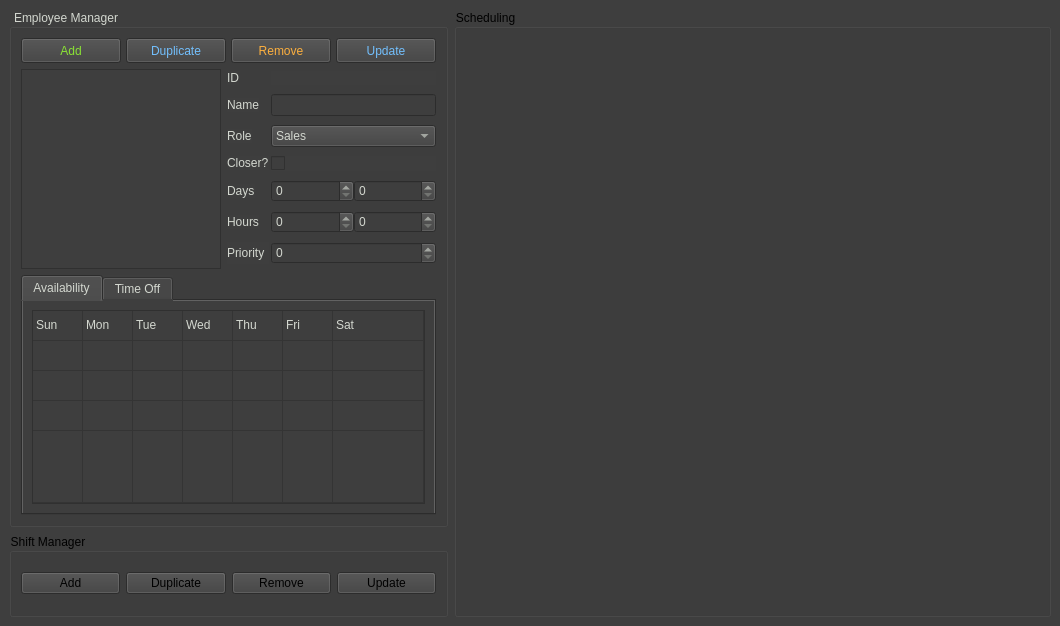
The window that autoschedservice.ui (smigii/AutoSchedService) describes before a commit, drawn with Qt 5.
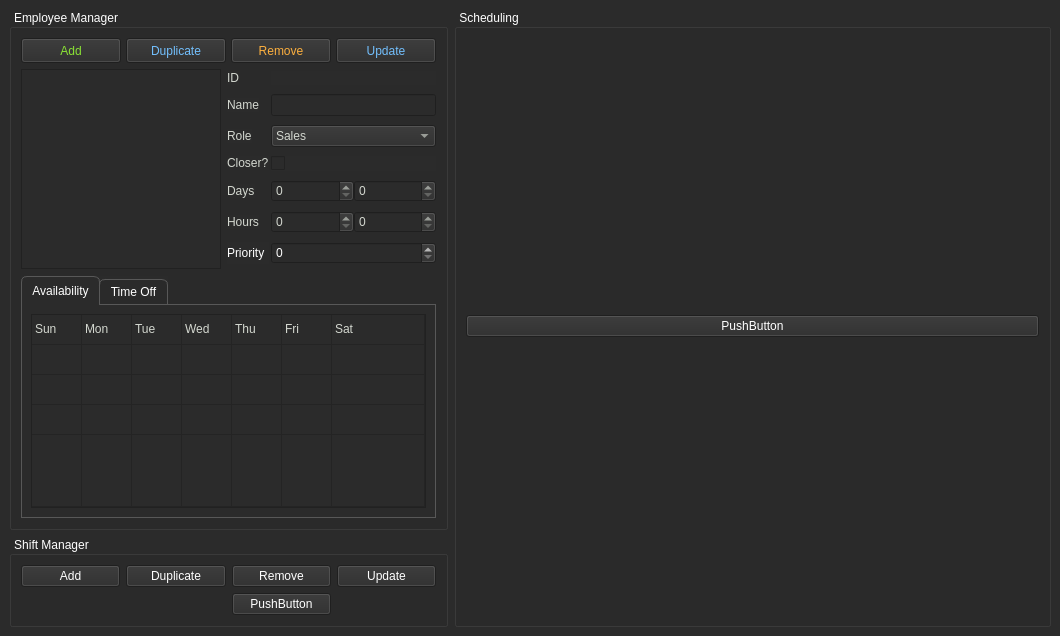
The same window after the commit.

```diff
--- a/autoschedservice.ui
+++ b/autoschedservice.ui
@@ -17,10 +17,10 @@
    </sizepolicy>
   </property>
   <property name="windowTitle">
-   <string>autoschedservice</string>
+   <string>The Automated Scheduling Service</string>
   </property>
   <property name="styleSheet">
-   <string notr="true">background-color: rgb(62, 62, 62);</string>
+   <string notr="true">background-color: rgb(43, 43, 43);</string>
   </property>
   <widget class="QWidget" name="centralwidget">
    <layout class="QGridLayout" name="gridLayout">
@@ -33,7 +33,7 @@
        </sizepolicy>
       </property>
       <property name="styleSheet">
-       <string notr="true">color: rgb(211, 215, 207);</string>
+       <string notr="true">color: white;</string>
       </property>
       <property name="title">
        <string> Employee Manager </string>
@@ -48,12 +48,107 @@
           </sizepolicy>
          </property>
          <property name="styleSheet">
-          <string notr="true"/>
+          <string notr="true">QTabWidget::pane {
+border: 1px solid rgb(88, 88, 88);
+}
+
+QTabWidget::tab-bar:top {
+    top: 1px;
+}
+
+QTabWidget::tab-bar:bottom {
+    bottom: 1px;
+}
+
+QTabWidget::tab-bar:left {
+    right: 1px;
+}
+
+QTabWidget::tab-bar:right {
+    left: 1px;
+}
+
+QTabBar::tab {
+	border-top-right-radius: 6px;
+	border-top-left-radius: 6px;
+    border: 1px solid rgb(88, 88, 88);
+}
+
+QTabBar::tab:selected {
+
+}
+
+QTabBar::tab:!selected {
+   
+	
+	background-color: rgb(42, 42, 42);
+}
+
+QTabBar::tab:!selected:hover {
+    background: #999;
+}
+
+QTabBar::tab:top:!selected {
+    margin-top: 3px;
+}
+
+QTabBar::tab:bottom:!selected {
+    margin-bottom: 3px;
+}
+
+QTabBar::tab:top, QTabBar::tab:bottom {
+    min-width: 8ex;
+    margin-right: -1px;
+    padding: 5px 10px 5px 10px;
+}
+
+QTabBar::tab:top:selected {
+    border-bottom-color: none;
+}
+
+QTabBar::tab:bottom:selected {
+    border-top-color: none;
+}
+
+QTabBar::tab:top:last, QTabBar::tab:bottom:last,
+QTabBar::tab:top:only-one, QTabBar::tab:bottom:only-one {
+    margin-right: 0;
+}
+
+QTabBar::tab:left:!selected {
+    margin-right: 3px;
+}
+
+QTabBar::tab:right:!selected {
+    margin-left: 3px;
+}
+
+QTabBar::tab:left, QTabBar::tab:right {
+    min-height: 8ex;
+    margin-bottom: -1px;
+    padding: 10px 5px 10px 5px;
+}
+
+QTabBar::tab:left:selected {
+    border-left-color: none;
+}
+
+QTabBar::tab:right:selected {
+    border-right-color: none;
+}
+
+QTabBar::tab:left:last, QTabBar::tab:right:last,
+QTabBar::tab:left:only-one, QTabBar::tab:right:only-one {
+    margin-bottom: 0;
+}</string>
          </property>
          <property name="currentIndex">
           <number>0</number>
          </property>
          <widget class="QWidget" name="tab">
+          <property name="styleSheet">
+           <string notr="true"/>
+          </property>
           <attribute name="title">
            <string>Availability</string>
           </attribute>
@@ -656,14 +751,18 @@
         <verstretch>0</verstretch>
        </sizepolicy>
       </property>
+      <property name="styleSheet">
+       <string notr="true">color: white;
+border-color: rgb(0, 0, 0);</string>
+      </property>
       <property name="title">
-       <string>Shift Manager</string>
+       <string> Shift Manager </string>
       </property>
       <layout class="QGridLayout" name="gridLayout_4">
-       <item row="0" column="3">
-        <widget class="QPushButton" name="btn_shiftAdd_4">
+       <item row="0" column="2">
+        <widget class="QPushButton" name="btn_shiftAdd_3">
          <property name="text">
-          <string>Update</string>
+          <string>Remove</string>
          </property>
         </widget>
        </item>
@@ -674,6 +773,13 @@
          </property>
         </widget>
        </item>
+       <item row="0" column="3">
+        <widget class="QPushButton" name="btn_shiftAdd_4">
+         <property name="text">
+          <string>Update</string>
+         </property>
+        </widget>
+       </item>
        <item row="0" column="1">
         <widget class="QPushButton" name="btn_shiftAdd_2">
          <property name="text">
@@ -681,10 +787,10 @@
          </property>
         </widget>
        </item>
-       <item row="0" column="2">
-        <widget class="QPushButton" name="btn_shiftAdd_3">
+       <item row="1" column="2">
+        <widget class="QPushButton" name="pushButton_2">
          <property name="text">
-          <string>Remove</string>
+          <string>PushButton</string>
          </property>
         </widget>
        </item>
@@ -699,10 +805,21 @@
         <verstretch>0</verstretch>
        </sizepolicy>
       </property>
+      <property name="styleSheet">
+       <string notr="true">color: white;</string>
+      </property>
       <property name="title">
-       <string>Scheduling</string>
+       <string> Scheduling </string>
       </property>
-      <layout class="QGridLayout" name="gridLayout_3"/>
+      <layout class="QGridLayout" name="gridLayout_3">
+       <item row="1" column="0">
+        <widget class="QPushButton" name="pushButton">
+         <property name="text">
+          <string>PushButton</string>
+         </property>
+        </widget>
+       </item>
+      </layout>
      </widget>
     </item>
    </layout>
```
